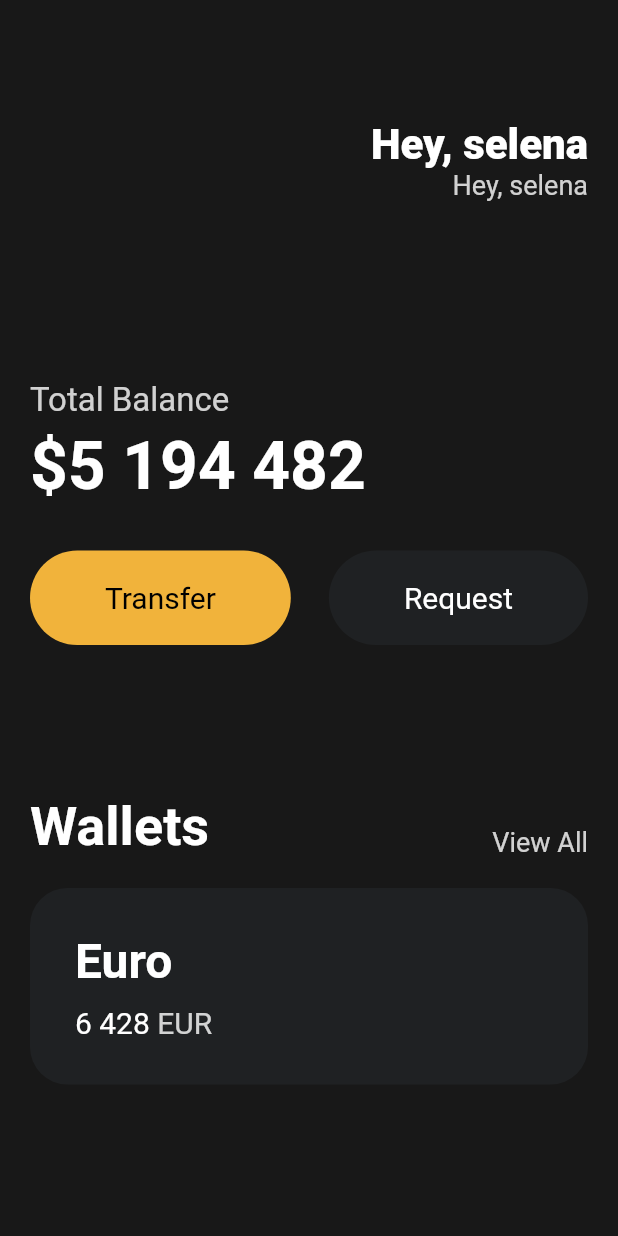
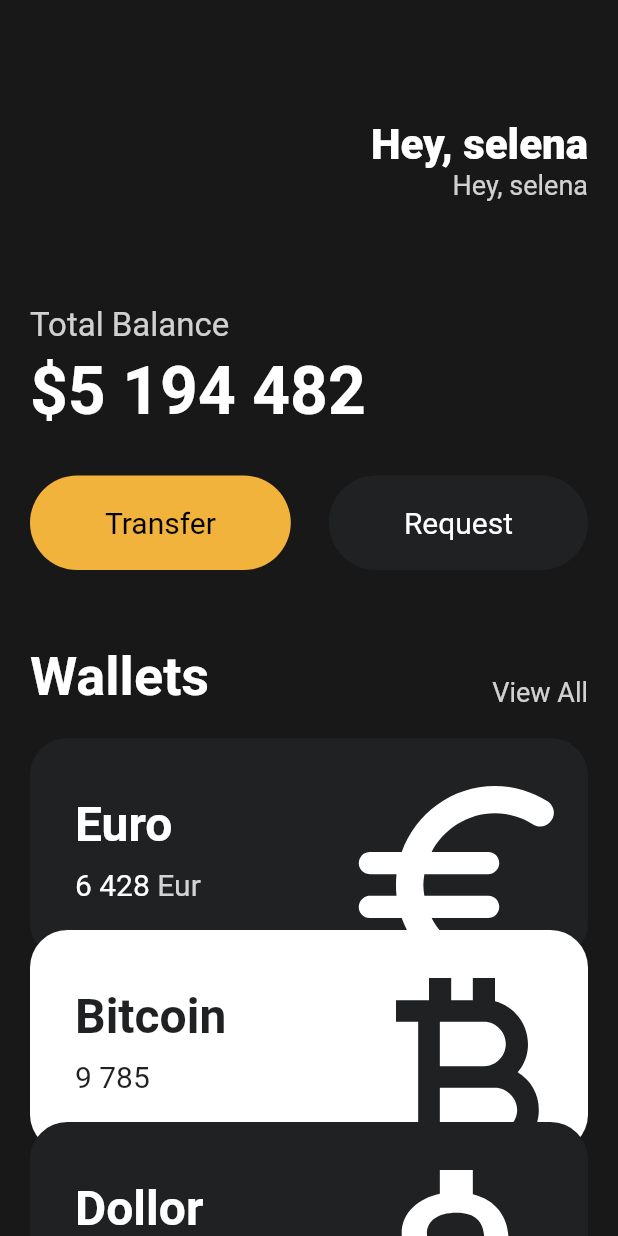
Before and after one commit to kokoball/toonflix, a Flutter app: the screen it shows after launch, on a phone screen of 412 x 824 dp. Run offline on Flutter 3.47's test engine with Material 2 defaults, Android fonts, the phone set to English and light mode, and no system bars.

Commit message:
#3 UI challenge 완료

```diff
--- a/lib/main.dart
+++ b/lib/main.dart
@@ -1,5 +1,6 @@
 import 'package:flutter/material.dart';
 import 'package:toonflix/widgets/button.dart';
+import 'package:toonflix/widgets/currency_card.dart';
 
 void main() {
   runApp(const App());
@@ -13,7 +14,8 @@ class App extends StatelessWidget {
     return MaterialApp(
       home: Scaffold(
         backgroundColor: const Color(0xFF181818),
-        body: Padding(
+        body: SingleChildScrollView(
+          child: Padding(
             padding: const EdgeInsets.symmetric(
               horizontal: 20,
             ),
@@ -49,7 +51,7 @@ class App extends StatelessWidget {
                   ],
                 ),
                 const SizedBox(
-                height: 120,
+                  height: 70,
                 ),
                 Text(
                   'Total Balance',
@@ -86,7 +88,7 @@ class App extends StatelessWidget {
                   ],
                 ),
                 const SizedBox(
-                height: 100,
+                  height: 50,
                 ),
                 Row(
                   crossAxisAlignment: CrossAxisAlignment.end,
@@ -112,57 +114,35 @@ class App extends StatelessWidget {
                 const SizedBox(
                   height: 20,
                 ),
-              Container(
-                decoration: BoxDecoration(
-                  color: const Color(0xFF1F2123),
-                  borderRadius: BorderRadius.circular(25),
+                const CurrencyCard(
+                  name: 'Euro',
+                  code: 'Eur',
+                  amount: '6 428',
+                  icon: Icons.euro_rounded,
+                  isInverted: false,
                 ),
-                child: Padding(
-                  padding: const EdgeInsets.all(30),
-                  child: Row(
-                    children: [
-                      Column(
-                        crossAxisAlignment: CrossAxisAlignment.start,
-                        children: [
-                          const Text(
-                            'Euro',
-                            style: TextStyle(
-                              color: Colors.white,
-                              fontSize: 32,
-                              fontWeight: FontWeight.w600,
+                Transform.translate(
+                  offset: const Offset(0, -20),
+                  child: const CurrencyCard(
+                    name: 'Bitcoin',
+                    code: 'BTC',
+                    amount: '9 785',
+                    icon: Icons.currency_bitcoin,
+                    isInverted: true,
                   ),
                 ),
-                          const SizedBox(
-                            height: 10,
-                          ),
-                          Row(
-                            children: [
-                              const Text(
-                                '6 428',
-                                style: TextStyle(
-                                  color: Colors.white,
-                                  fontSize: 20,
-                                ),
-                              ),
-                              const SizedBox(
-                                width: 5,
-                              ),
-                              Text(
-                                'EUR',
-                                style: TextStyle(
-                                  color: Colors.white.withOpacity(0.8),
-                                  fontSize: 20,
+                Transform.translate(
+                  offset: const Offset(0, -40),
+                  child: const CurrencyCard(
+                    name: 'Dollor',
+                    code: 'USD',
+                    amount: '428',
+                    icon: Icons.attach_money_outlined,
+                    isInverted: false,
                   ),
                 ),
               ],
-                          )
-                        ],
             ),
-                    ],
-                  ),
-                ),
-              )
-            ],
           ),
         ),
       ),
--- /dev/null
+++ b/lib/widgets/currency_card.dart
@@ -0,0 +1,82 @@
+import 'package:flutter/material.dart';
+
+class CurrencyCard extends StatelessWidget {
+  final String name, code, amount;
+  final IconData icon;
+  final bool isInverted;
+
+  final _blackColor = const Color(0xFF1F2123);
+
+  const CurrencyCard({
+    super.key,
+    required this.name,
+    required this.code,
+    required this.amount,
+    required this.icon,
+    required this.isInverted,
+  });
+
+  @override
+  Widget build(BuildContext context) {
+    return Container(
+      clipBehavior: Clip.hardEdge,
+      decoration: BoxDecoration(
+        color: isInverted ? Colors.white : _blackColor,
+        borderRadius: BorderRadius.circular(25),
+      ),
+      child: Padding(
+        padding: const EdgeInsets.all(30),
+        child: Row(
+          mainAxisAlignment: MainAxisAlignment.spaceBetween,
+          children: [
+            Column(
+              crossAxisAlignment: CrossAxisAlignment.start,
+              children: [
+                Text(
+                  name,
+                  style: TextStyle(
+                    color: !isInverted ? Colors.white : _blackColor,
+                    fontSize: 32,
+                    fontWeight: FontWeight.w600,
+                  ),
+                ),
+                const SizedBox(
+                  height: 10,
+                ),
+                Row(
+                  children: [
+                    Text(
+                      amount,
+                      style: TextStyle(
+                        color: !isInverted ? Colors.white : _blackColor,
+                        fontSize: 20,
+                      ),
+                    ),
+                    const SizedBox(
+                      width: 5,
+                    ),
+                    Text(
+                      code,
+                      style: TextStyle(
+                        color: Colors.white.withOpacity(0.8),
+                        fontSize: 20,
+                      ),
+                    ),
+                  ],
+                )
+              ],
+            ),
+            Transform.scale(
+              scale: 2,
+              child: Transform.translate(
+                offset: const Offset(-5, 12),
+                child: Icon(icon,
+                    color: !isInverted ? Colors.white : _blackColor, size: 88),
+              ),
+            )
+          ],
+        ),
+      ),
+    );
+  }
+}
```
Lines whose indentation alone changed are shown as unchanged.
